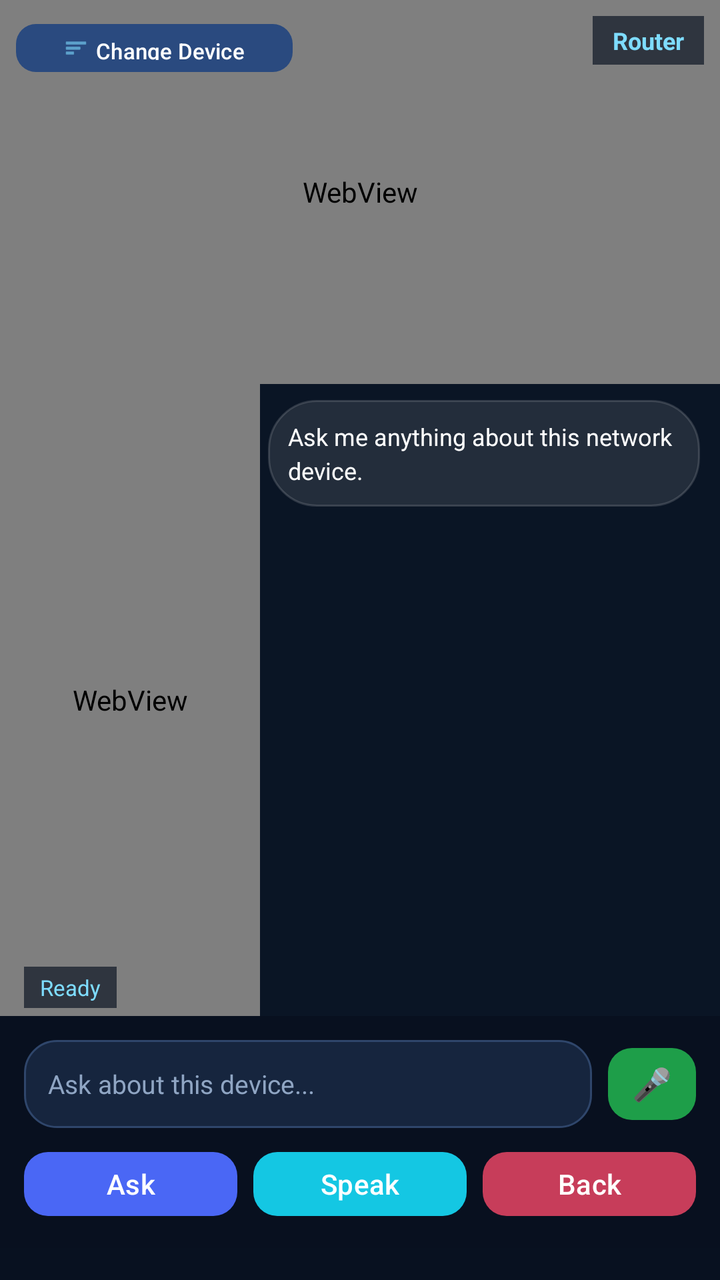
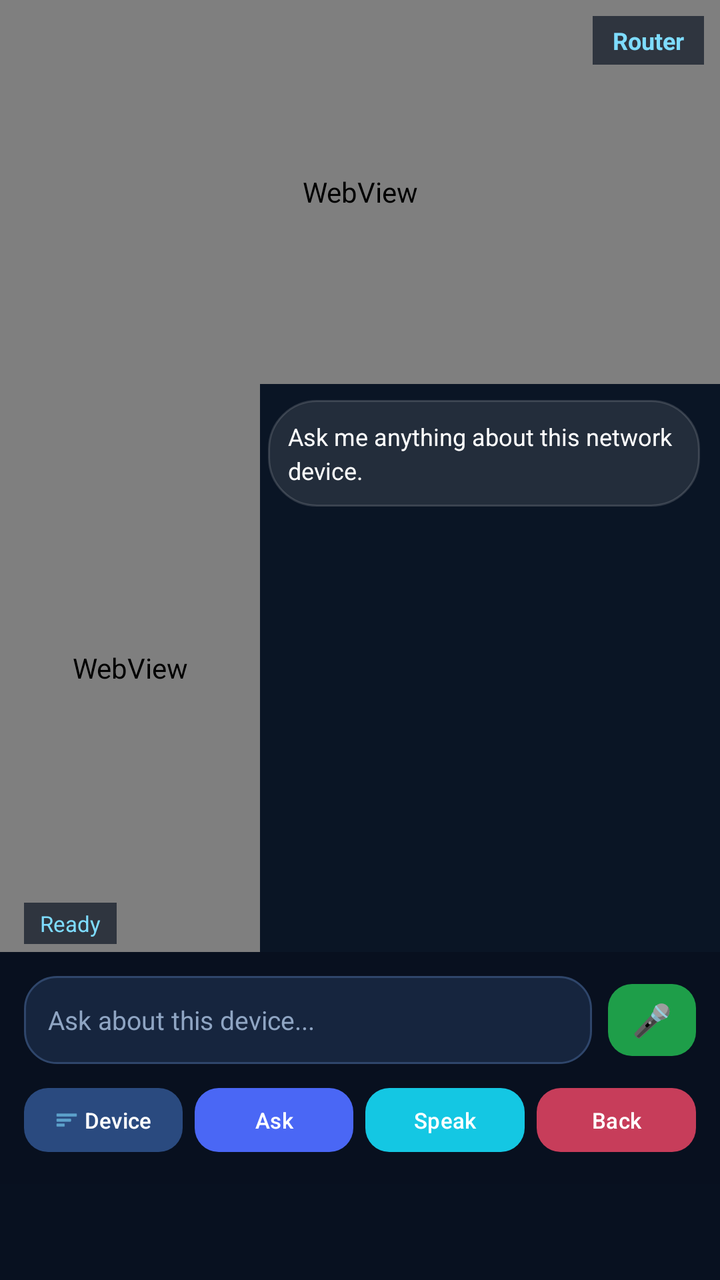

An Android layout rendered at two revisions. The XML below is the earlier revision; the diff shows what the commit changed to produce the second picture.
<!-- AndroidManifest.xml: application theme Theme.ComputerNetworkDeviceARApp -->
<!-- res/layout/activity_combined_ar.xml -->
<?xml version="1.0" encoding="utf-8"?>
<androidx.constraintlayout.widget.ConstraintLayout
    xmlns:android="http://schemas.android.com/apk/res/android"
    xmlns:app="http://schemas.android.com/apk/res-auto"
    android:layout_width="match_parent"
    android:layout_height="match_parent"
    android:background="#081120">

    
    <androidx.constraintlayout.widget.Guideline
        android:id="@+id/guideline"
        android:layout_width="wrap_content"
        android:layout_height="wrap_content"
        android:orientation="horizontal"
        app:layout_constraintGuide_percent="0.30"/>

    
    <androidx.camera.view.PreviewView
        android:id="@+id/cameraPreview"
        android:layout_width="0dp"
        android:layout_height="0dp"
        app:layout_constraintTop_toTopOf="parent"
        app:layout_constraintBottom_toTopOf="@id/guideline"
        app:layout_constraintStart_toStartOf="parent"
        app:layout_constraintEnd_toEndOf="parent"
        app:scaleType="fillCenter"/>

    
    <View
        android:id="@+id/bottomBg"
        android:layout_width="0dp"
        android:layout_height="0dp"
        android:background="#0a1525"
        app:layout_constraintTop_toBottomOf="@id/guideline"
        app:layout_constraintBottom_toTopOf="@id/bottomPanel"
        app:layout_constraintStart_toStartOf="parent"
        app:layout_constraintEnd_toEndOf="parent"/>

    
    <WebView
        android:id="@+id/modelWebView"
        android:layout_width="0dp"
        android:layout_height="0dp"
        android:background="@android:color/transparent"
        app:layout_constraintTop_toTopOf="parent"
        app:layout_constraintBottom_toTopOf="@id/guideline"
        app:layout_constraintStart_toStartOf="parent"
        app:layout_constraintEnd_toEndOf="parent"
        app:layout_constraintVertical_bias="0.5"
        app:layout_constraintHorizontal_bias="0.5"/>

    
    <WebView
        android:id="@+id/avatarWebView"
        android:layout_width="130dp"
        android:layout_height="0dp"
        android:background="@android:color/transparent"
        app:layout_constraintTop_toBottomOf="@id/guideline"
        app:layout_constraintBottom_toTopOf="@id/bottomPanel"
        app:layout_constraintStart_toStartOf="parent"/>

    
    <TextView
        android:id="@+id/tvDeviceName"
        android:layout_width="wrap_content"
        android:layout_height="wrap_content"
        android:layout_marginTop="8dp"
        android:layout_marginEnd="8dp"
        android:background="#AA081120"
        android:paddingStart="10dp"
        android:paddingEnd="10dp"
        android:paddingTop="4dp"
        android:paddingBottom="4dp"
        android:text="Router"
        android:textColor="#7EDCFF"
        android:textSize="12sp"
        android:textStyle="bold"
        app:layout_constraintTop_toTopOf="parent"
        app:layout_constraintEnd_toEndOf="parent"/>

    
    <com.google.android.material.button.MaterialButton
        android:id="@+id/btnChangeDevice"
        android:layout_width="wrap_content"
        android:layout_height="32dp"
        android:layout_marginTop="8dp"
        android:layout_marginStart="8dp"
        android:text="Change Device"
        android:textAllCaps="false"
        android:textColor="#FFFFFF"
        android:textSize="11sp"
        app:backgroundTint="#2A4A7F"
        app:cornerRadius="10dp"
        app:icon="@android:drawable/ic_menu_sort_by_size"
        app:iconSize="12dp"
        app:iconTint="#7EDCFF"
        app:iconPadding="4dp"
        app:layout_constraintTop_toTopOf="parent"
        app:layout_constraintStart_toStartOf="parent"/>

    
    <TextView
        android:id="@+id/tvAvatarStatus"
        android:layout_width="wrap_content"
        android:layout_height="wrap_content"
        android:layout_marginStart="12dp"
        android:layout_marginBottom="4dp"
        android:background="#AA081120"
        android:paddingStart="8dp"
        android:paddingEnd="8dp"
        android:paddingTop="3dp"
        android:paddingBottom="3dp"
        android:text="Ready"
        android:textColor="#7EDCFF"
        android:textSize="11sp"
        app:layout_constraintBottom_toTopOf="@id/bottomPanel"
        app:layout_constraintStart_toStartOf="parent"/>

    
    <ScrollView
        android:id="@+id/replyScroll"
        android:layout_width="0dp"
        android:layout_height="0dp"
        android:layout_marginStart="4dp"
        android:layout_marginEnd="10dp"
        android:layout_marginTop="8dp"
        android:layout_marginBottom="8dp"
        app:layout_constraintTop_toBottomOf="@id/guideline"
        app:layout_constraintBottom_toTopOf="@id/bottomPanel"
        app:layout_constraintStart_toEndOf="@id/avatarWebView"
        app:layout_constraintEnd_toEndOf="parent">

        <TextView
            android:id="@+id/tvAssistantReply"
            android:layout_width="match_parent"
            android:layout_height="wrap_content"
            android:background="@drawable/bg_info_card"
            android:padding="10dp"
            android:text="Ask me anything about this network device."
            android:textColor="#FFFFFF"
            android:textSize="12sp"
            android:lineSpacingExtra="3dp"/>

    </ScrollView>

    
    <LinearLayout
        android:id="@+id/bottomPanel"
        android:layout_width="0dp"
        android:layout_height="wrap_content"
        android:orientation="vertical"
        android:background="#EE081120"
        android:padding="12dp"
        android:layout_marginBottom="16dp"
        app:layout_constraintBottom_toBottomOf="parent"
        app:layout_constraintStart_toStartOf="parent"
        app:layout_constraintEnd_toEndOf="parent">

        
        <LinearLayout
            android:layout_width="match_parent"
            android:layout_height="wrap_content"
            android:orientation="horizontal"
            android:gravity="center_vertical">

            <EditText
                android:id="@+id/etQuestion"
                android:layout_width="0dp"
                android:layout_height="44dp"
                android:layout_weight="1"
                android:background="@drawable/edit_text_modern_bg"
                android:hint="Ask about this device..."
                android:inputType="text"
                android:paddingStart="12dp"
                android:paddingEnd="12dp"
                android:textColor="#FFFFFF"
                android:textColorHint="#8FA5C3"
                android:textSize="13sp"/>

            <com.google.android.material.button.MaterialButton
                android:id="@+id/btnMic"
                android:layout_width="44dp"
                android:layout_height="44dp"
                android:layout_marginStart="8dp"
                android:text="🎤"
                android:textSize="16sp"
                android:textAllCaps="false"
                android:paddingStart="0dp"
                android:paddingEnd="0dp"
                app:backgroundTint="#1E9E49"
                app:cornerRadius="12dp"/>

        </LinearLayout>

        
        <LinearLayout
            android:layout_width="match_parent"
            android:layout_height="wrap_content"
            android:layout_marginTop="8dp"
            android:orientation="horizontal">

            <com.google.android.material.button.MaterialButton
                android:id="@+id/btnAsk"
                android:layout_width="0dp"
                android:layout_height="40dp"
                android:layout_weight="1"
                android:text="Ask"
                android:textAllCaps="false"
                android:textColor="#FFFFFF"
                app:backgroundTint="#4A67F5"
                app:cornerRadius="12dp"/>

            <com.google.android.material.button.MaterialButton
                android:id="@+id/btnSpeak"
                android:layout_width="0dp"
                android:layout_height="40dp"
                android:layout_weight="1"
                android:layout_marginStart="8dp"
                android:text="Speak"
                android:textAllCaps="false"
                android:textColor="#FFFFFF"
                app:backgroundTint="#14C7E3"
                app:cornerRadius="12dp"/>

            <com.google.android.material.button.MaterialButton
                android:id="@+id/btnBack"
                android:layout_width="0dp"
                android:layout_height="40dp"
                android:layout_weight="1"
                android:layout_marginStart="8dp"
                android:text="Back"
                android:textAllCaps="false"
                android:textColor="#FFFFFF"
                app:backgroundTint="#C73D5A"
                app:cornerRadius="12dp"/>

        </LinearLayout>
    </LinearLayout>

</androidx.constraintlayout.widget.ConstraintLayout>
<!-- resources referenced by this layout -->
<resources>
  <!-- drawable bg_info_card (drawable) -->
  <?xml version="1.0" encoding="utf-8"?>
  <shape xmlns:android="http://schemas.android.com/apk/res/android">
      <solid android:color="#1AFFFFFF" />
      <corners android:radius="24dp" />
      <stroke
          android:width="1dp"
          android:color="#26FFFFFF" />
  </shape>
  <!-- drawable edit_text_modern_bg (drawable) -->
  <?xml version="1.0" encoding="utf-8"?>
  <shape xmlns:android="http://schemas.android.com/apk/res/android">
      <solid android:color="#16253E" />
      <corners android:radius="16dp" />
      <stroke
          android:width="1dp"
          android:color="#2F466B" />
  </shape>
  <style name="Theme.ComputerNetworkDeviceARApp" parent="Base.Theme.ComputerNetworkDeviceARApp" />
  <style name="Base.Theme.ComputerNetworkDeviceARApp" parent="Theme.Material3.DayNight.NoActionBar">
          
          
      </style>
</resources>

<!-- the commit's change to res/layout/activity_combined_ar.xml (unified diff, before → after) -->
@@ -79,26 +79,6 @@
         app:layout_constraintEnd_toEndOf="parent"/>
 
     
-    <com.google.android.material.button.MaterialButton
-        android:id="@+id/btnChangeDevice"
-        android:layout_width="wrap_content"
-        android:layout_height="32dp"
-        android:layout_marginTop="8dp"
-        android:layout_marginStart="8dp"
-        android:text="Change Device"
-        android:textAllCaps="false"
-        android:textColor="#FFFFFF"
-        android:textSize="11sp"
-        app:backgroundTint="#2A4A7F"
-        app:cornerRadius="10dp"
-        app:icon="@android:drawable/ic_menu_sort_by_size"
-        app:iconSize="12dp"
-        app:iconTint="#7EDCFF"
-        app:iconPadding="4dp"
-        app:layout_constraintTop_toTopOf="parent"
-        app:layout_constraintStart_toStartOf="parent"/>
-
-    
     <TextView
         android:id="@+id/tvAvatarStatus"
         android:layout_width="wrap_content"
@@ -151,7 +131,7 @@
         android:orientation="vertical"
         android:background="#EE081120"
         android:padding="12dp"
-        android:layout_marginBottom="16dp"
+        android:layout_marginBottom="48dp"
         app:layout_constraintBottom_toBottomOf="parent"
         app:layout_constraintStart_toStartOf="parent"
         app:layout_constraintEnd_toEndOf="parent">
@@ -200,13 +180,34 @@
             android:orientation="horizontal">
 
             <com.google.android.material.button.MaterialButton
+                android:id="@+id/btnChangeDevice"
+                android:layout_width="0dp"
+                android:layout_height="40dp"
+                android:layout_weight="1"
+                android:text="Device"
+                android:textAllCaps="false"
+                android:textColor="#FFFFFF"
+                android:textSize="11sp"
+                android:paddingStart="2dp"
+                android:paddingEnd="2dp"
+                app:backgroundTint="#2A4A7F"
+                app:cornerRadius="12dp"
+                app:icon="@android:drawable/ic_menu_sort_by_size"
+                app:iconSize="12dp"
+                app:iconTint="#7EDCFF"
+                app:iconPadding="3dp"
+                app:iconGravity="textStart"/>
+
+            <com.google.android.material.button.MaterialButton
                 android:id="@+id/btnAsk"
                 android:layout_width="0dp"
                 android:layout_height="40dp"
                 android:layout_weight="1"
+                android:layout_marginStart="6dp"
                 android:text="Ask"
                 android:textAllCaps="false"
                 android:textColor="#FFFFFF"
+                android:textSize="11sp"
                 app:backgroundTint="#4A67F5"
                 app:cornerRadius="12dp"/>
 
@@ -215,10 +216,11 @@
                 android:layout_width="0dp"
                 android:layout_height="40dp"
                 android:layout_weight="1"
-                android:layout_marginStart="8dp"
+                android:layout_marginStart="6dp"
                 android:text="Speak"
                 android:textAllCaps="false"
                 android:textColor="#FFFFFF"
+                android:textSize="11sp"
                 app:backgroundTint="#14C7E3"
                 app:cornerRadius="12dp"/>
 
@@ -227,10 +229,11 @@
                 android:layout_width="0dp"
                 android:layout_height="40dp"
                 android:layout_weight="1"
-                android:layout_marginStart="8dp"
+                android:layout_marginStart="6dp"
                 android:text="Back"
                 android:textAllCaps="false"
                 android:textColor="#FFFFFF"
+                android:textSize="11sp"
                 app:backgroundTint="#C73D5A"
                 app:cornerRadius="12dp"/>
 
